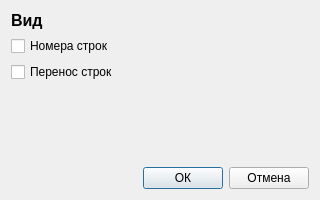
First picture: the form in settingsdialog.ui, repository SanyaZ7/md_view, before the edit.
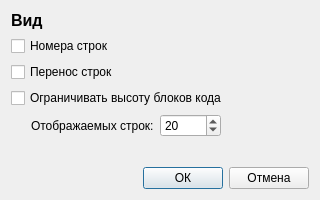
Second picture: the form after the edit.

Commit message: Добавлена возможность добавления скроллов в большие блоки кода

```diff
--- a/settingsdialog.ui
+++ b/settingsdialog.ui
@@ -41,6 +41,66 @@
      </property>
     </widget>
    </item>
+   <item>
+    <widget class="QCheckBox" name="chkLimitCodeBlockHeight">
+     <property name="text">
+      <string>Ограничивать высоту блоков кода</string>
+     </property>
+    </widget>
+   </item>
+   <item>
+    <layout class="QHBoxLayout" name="codeBlockLinesLayout">
+     <item>
+      <spacer name="codeBlockLinesIndent">
+       <property name="orientation">
+        <enum>Qt::Horizontal</enum>
+       </property>
+       <property name="sizeType">
+        <enum>QSizePolicy::Fixed</enum>
+       </property>
+       <property name="sizeHint" stdset="0">
+        <size>
+         <width>20</width>
+         <height>20</height>
+        </size>
+       </property>
+      </spacer>
+     </item>
+     <item>
+      <widget class="QLabel" name="labelCodeBlockMaxLines">
+       <property name="text">
+        <string>Отображаемых строк:</string>
+       </property>
+      </widget>
+     </item>
+     <item>
+      <widget class="QSpinBox" name="spinCodeBlockMaxLines">
+       <property name="minimum">
+        <number>8</number>
+       </property>
+       <property name="maximum">
+        <number>10000</number>
+       </property>
+       <property name="value">
+        <number>20</number>
+       </property>
+      </widget>
+     </item>
+     <item>
+      <spacer name="codeBlockLinesTail">
+       <property name="orientation">
+        <enum>Qt::Horizontal</enum>
+       </property>
+       <property name="sizeHint" stdset="0">
+        <size>
+         <width>40</width>
+         <height>20</height>
+        </size>
+       </property>
+      </spacer>
+     </item>
+    </layout>
+   </item>
    <item>
     <spacer name="verticalSpacer">
      <property name="orientation">
```
The commit also changes 7 other files.
